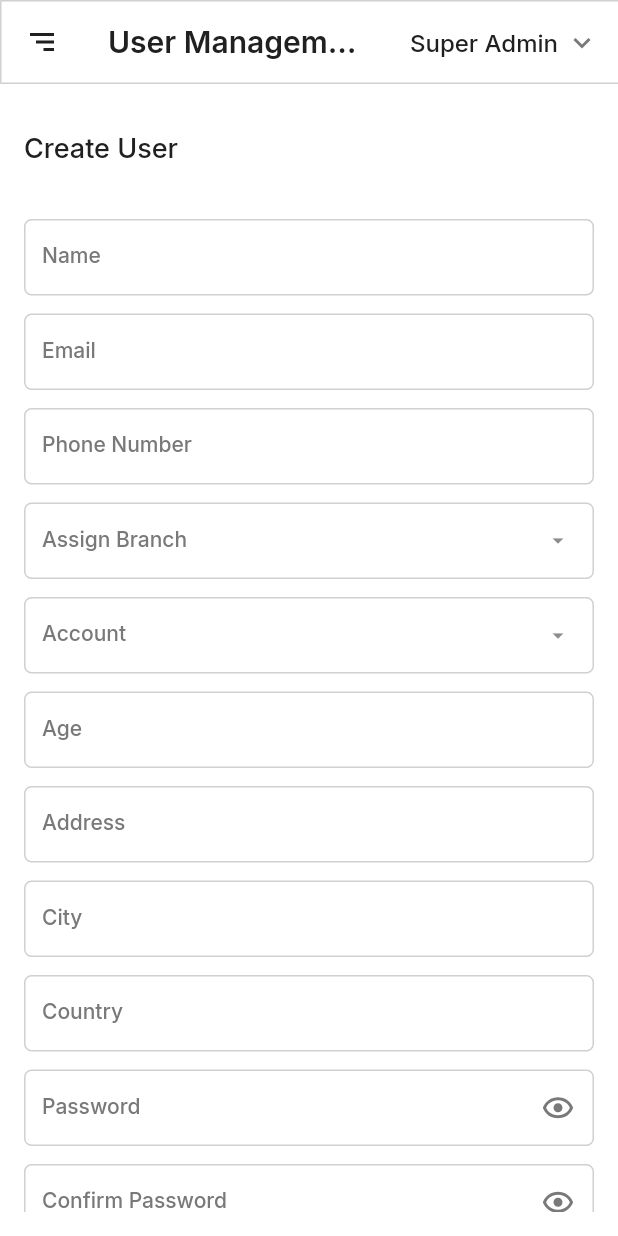
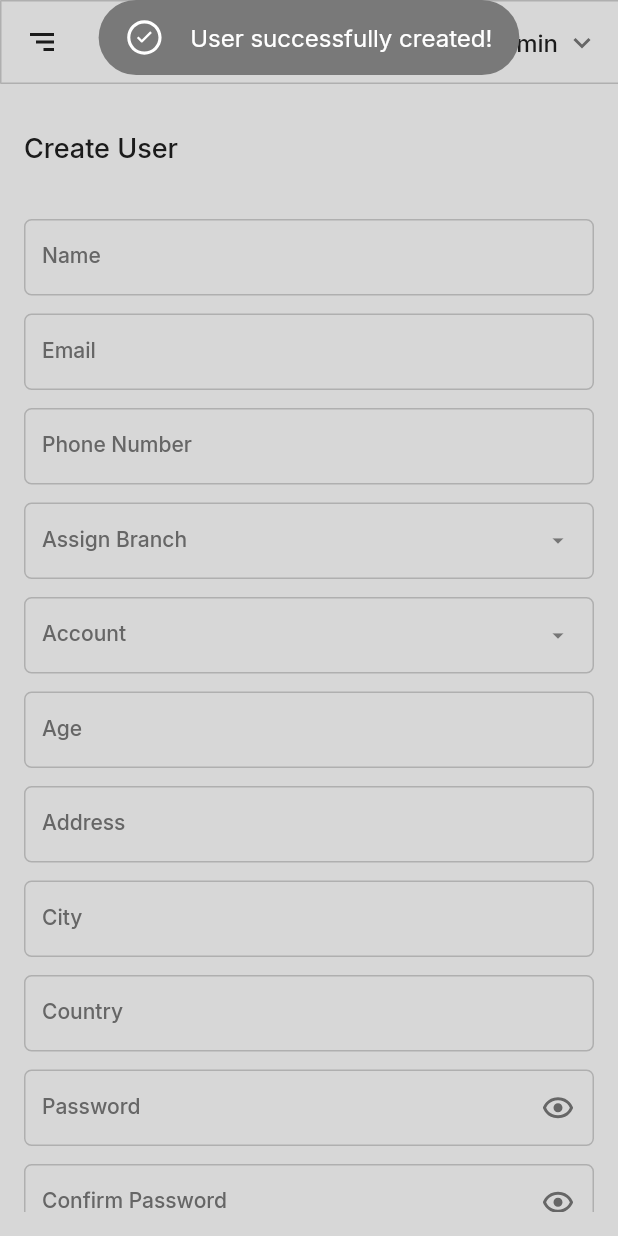
Before and after one commit to ahmed-alhelali/flutter_bci_assessment_app, a Flutter app: the screen it shows after launch, on a phone screen of 412 x 824 dp. Run offline on Flutter 3.47's test engine with Material 2 defaults, Android fonts, the phone set to English and light mode, and no system bars; drawn by our look-alikes of dropdown_textfield; our stand-ins replace flutter_riverpod, flutter_svg, freezed_annotation, gap, go_router, google_fonts; generated files the repository leaves out were written again.

Commit message:
loading enhancement

```diff
--- a/lib/core/src/widgets/loading/loading_widget.dart
+++ b/lib/core/src/widgets/loading/loading_widget.dart
@@ -2,6 +2,8 @@ import 'dart:async';
 
 import 'package:flutter/material.dart';
 import 'package:flutter_bci_assessment_app/core/core.dart';
+import 'package:gap/gap.dart';
+import 'package:google_fonts/google_fonts.dart';
 
 import 'loading_widget_controller.dart';
 
@@ -17,13 +19,18 @@ class LoadingWidget {
   void show({
     required BuildContext context,
     String text = AppStrings.loading,
+    Widget leading = const CircularProgressIndicator(
+      color: AppColors.kFontColorWhite,
+      strokeWidth: 2,
+    ),
   }) {
-    if (controller?.update(text) ?? false) {
+    if (controller?.update(text, leading) ?? false) {
       return;
     } else {
       controller = showOverlay(
         context: context,
         text: text,
+        leading: leading,
       );
     }
   }
@@ -36,9 +43,13 @@ class LoadingWidget {
   LoadingWidgetController? showOverlay({
     required BuildContext context,
     required String text,
+    required Widget leading,
   }) {
     final textController = StreamController<String>();
     textController.add(text);
+
+    final widgetController = StreamController<Widget>();
+    widgetController.add(leading);
 
     final state = Overlay.of(context);
     if (state == null) {
@@ -50,38 +61,48 @@ class LoadingWidget {
     final overlay = OverlayEntry(
       builder: (context) {
         return Material(
-          color: Colors.black.withAlpha(150),
-          child: Center(
-            child: Container(
-              constraints: const BoxConstraints(
-                maxWidth: 230,
-                maxHeight: 160,
-                minHeight: 160,
-                minWidth: 230,
-              ),
-              decoration: BoxDecoration(
-                color: Colors.white,
-                borderRadius: BorderRadius.circular(10.0),
-              ),
-              child: Padding(
-                padding: const EdgeInsets.all(16.0),
-                child: Column(
+          color: Colors.black.withAlpha(40),
+          child: Align(
+            alignment: Alignment.topCenter,
+            child: SafeArea(
+              child: Container(
+                decoration: BoxDecoration(
+                  color: AppColors.kSecondaryColorMain,
+                  borderRadius: BorderRadius.circular(45.0),
+                ),
+                height: 50,
+                padding:
+                    const EdgeInsets.symmetric(horizontal: 18, vertical: 12),
+                child: Row(
                   mainAxisSize: MainAxisSize.min,
                   mainAxisAlignment: MainAxisAlignment.center,
                   crossAxisAlignment: CrossAxisAlignment.center,
                   children: [
-                    CircularProgressIndicator(
-                      color: AppColors.kFontColorGrey.withOpacity(0.5),
+                    SizedBox(
+                      width: 25,
+                      height: 25,
+                      child: StreamBuilder(
+                        stream: widgetController.stream,
+                        builder: (context, snapshot) {
+                          if (snapshot.hasData) {
+                            return snapshot.data as Widget;
+                          } else {
+                            return Container();
+                          }
+                        },
+                      ),
                     ),
-                    const SizedBox(height: 30),
+                    const Gap(18),
                     StreamBuilder(
                       stream: textController.stream,
                       builder: (context, snapshot) {
                         if (snapshot.hasData) {
                           return Text(
                             snapshot.data as String,
-                            textAlign: TextAlign.center,
-                            style: Theme.of(context).textTheme.bodyLarge,
+                            style: GoogleFonts.inter(
+                              color: Colors.white,
+                              fontSize: 16,
+                            ),
                           );
                         } else {
                           return Container();
@@ -105,8 +126,9 @@ class LoadingWidget {
         overlay.remove();
         return true;
       },
-      update: (text) {
+      update: (text, widget) {
         textController.add(text);
+        widgetController.add(widget);
         return true;
       },
     );
--- a/lib/core/src/widgets/loading/loading_widget_controller.dart
+++ b/lib/core/src/widgets/loading/loading_widget_controller.dart
@@ -1,7 +1,8 @@
+import 'package:flutter/cupertino.dart';
 import 'package:flutter/foundation.dart' show immutable;
 
 typedef DisposeLoadingWidget = bool Function();
-typedef UpdateLoadingWidget = bool Function(String text);
+typedef UpdateLoadingWidget = bool Function(String text, Widget widget);
 
 @immutable
 class LoadingWidgetController {
--- a/lib/features/src/wrappers/pages/split_page.dart
+++ b/lib/features/src/wrappers/pages/split_page.dart
@@ -1,8 +1,10 @@
+import 'package:flutter/cupertino.dart';
 import 'package:flutter/material.dart';
 import 'package:flutter_bci_assessment_app/core/core.dart';
 import 'package:flutter_bci_assessment_app/core/src/providers/is_laoding_provider.dart';
 import 'package:flutter_bci_assessment_app/core/src/widgets/loading/loading_widget.dart';
 import 'package:flutter_riverpod/flutter_riverpod.dart';
+import 'package:flutter_svg/flutter_svg.dart';
 
 class SplitPage extends ConsumerWidget {
   const SplitPage({
@@ -20,6 +22,24 @@ class SplitPage extends ConsumerWidget {
   @override
   Widget build(BuildContext context, WidgetRef ref) {
     final screenWidth = MediaQuery.of(context).size.width;
+
+    Future.delayed(
+        const Duration(seconds: 1),
+        () => LoadingWidget.instance().show(
+              context: context,
+            ));
+
+    Future.delayed(
+      const Duration(seconds: 3),
+      () => LoadingWidget.instance().controller!.update(
+          "User successfully created!",
+          SvgPicture.asset(
+            AppIcons.kCircularCheckIcon,
+            width: 40,
+            height: 40,
+            fit: BoxFit.fill,
+          )),
+    );
 
     ref.listen<bool>(
       isLoadingProvider,
--- a/pubspec.yaml
+++ b/pubspec.yaml
@@ -20,7 +20,6 @@ dependencies:
   flutter_riverpod: ^2.3.6
   flutter_web_plugins:
     sdk: flutter
-  flutter_web_frame: ^1.0.0
   freezed_annotation: ^2.4.1
   json_annotation: ^4.8.1
   http: ^1.1.0
```
Also changed, not shown: assets/icons/circular_check_icon.svg, pubspec.lock.
